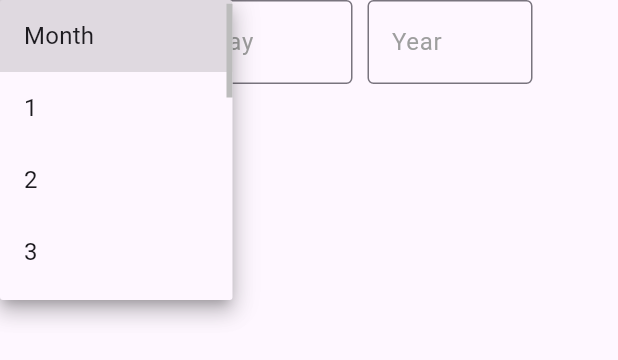
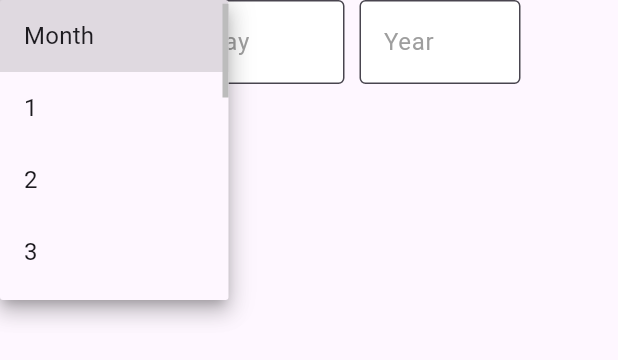
Before and after one commit to ryanwei469/AthletiMate, a Flutter app: the CustomDropdown widget shown alone on an empty page, opened directly with empty values, after a tap on "Month", on a phone screen of 412 x 824 dp. Shown: the top 360 px of the screen. Run offline on Flutter 3.47's test engine with Material 3 defaults, Android fonts, the light colour scheme and no system bars; our stand-ins replace google_maps_flutter; statements that could not run were skipped.

Commit message:
solved error for custom components

```diff
--- a/lib/components/customDropdown.dart
+++ b/lib/components/customDropdown.dart
@@ -1,9 +1,9 @@
 import 'package:flutter/material.dart';
 
-class CustomDropdown extends StatefulWidget{
+class CustomDropdown extends StatefulWidget {
   const CustomDropdown({super.key, required this.onDateOfBirthSelected});
 
-  final ValueChanged<Map<String, String>> onDateOfBirthSelected; // Callback for DOB
+  final ValueChanged<Map<String, String>> onDateOfBirthSelected;
 
   @override
   State<CustomDropdown> createState() => _CustomDropdownState();
@@ -11,7 +11,21 @@ class CustomDropdown extends StatefulWidget{
 
 class _CustomDropdownState extends State<CustomDropdown> {
   String selectedMonth = "Month";
-  final monthList = ["Month","1", "2", "3", "4", "5", "6", "7", "8", "9", "10", "11", "12"];
+  final monthList = [
+    "Month",
+    "1",
+    "2",
+    "3",
+    "4",
+    "5",
+    "6",
+    "7",
+    "8",
+    "9",
+    "10",
+    "11",
+    "12"
+  ];
 
   TextEditingController _dayController = TextEditingController();
   TextEditingController _yearController = TextEditingController();
@@ -26,102 +40,97 @@ class _CustomDropdownState extends State<CustomDropdown> {
 
   @override
   Widget build(BuildContext context) {
+    final screenWidth = MediaQuery.of(context).size.width;
+    final fieldWidth = (screenWidth - 60) / 3; // Adjust for padding and spacing
+
     return Row(
       children: [
         Container(
-          width: 120,
-          padding: EdgeInsets.only(right: 5),
+          width: fieldWidth,
+          padding: const EdgeInsets.only(right: 5),
           child: DropdownButtonFormField(
             value: selectedMonth,
-              items: monthList.map((e) => DropdownMenuItem(
+            items: monthList
+                .map(
+                  (e) => DropdownMenuItem(
                     value: e,
                     child: Text(
                       e,
-                  style: TextStyle(
-                    fontWeight: FontWeight.normal
+                      style: TextStyle(fontWeight: FontWeight.normal),
                     ),
                   ),
-              )).toList(),
-              onChanged: (val){
+                )
+                .toList(),
+            onChanged: (val) {
               setState(() {
                 selectedMonth = val as String;
-
-                  // Notify parent of the selected Month
                 _notifyParent();
               });
             },
-              icon: Icon(
+            icon: const Icon(
               Icons.keyboard_arrow_down_rounded,
               color: Colors.grey,
-                size: 24
+              size: 24,
             ),
             decoration: InputDecoration(
+              filled: true, // Set filled to true to change the background
+              fillColor: Colors.white, // Set the background color to white
               border: OutlineInputBorder(
-                  borderSide: BorderSide(width: 1),
-                  borderRadius: BorderRadius.circular(4)
-                )
+                borderSide: const BorderSide(width: 1),
+                borderRadius: BorderRadius.circular(4),
+              ),
             ),
             menuMaxHeight: 200,
           ),
         ),
         Container(
-          width: 120,
-          padding: EdgeInsets.symmetric(horizontal: 5),
+          width: fieldWidth,
+          padding: const EdgeInsets.symmetric(horizontal: 5),
           child: TextFormField(
-            validator: (value) {},
             controller: _dayController,
-            obscureText: false,
-            autocorrect: false,
-            enableSuggestions: false,
-            cursorColor: Colors.black,
             decoration: InputDecoration(
+              filled: true, // Set filled to true to change the background
+              fillColor: Colors.white, // Set the background color to white
               hintText: "Day",
               hintStyle: const TextStyle(
                 fontWeight: FontWeight.normal,
-                color: Colors.grey
+                color: Colors.grey,
               ),
               border: OutlineInputBorder(
-                borderSide: const BorderSide(
-                  width: 1, style: BorderStyle.solid
+                borderSide: const BorderSide(width: 1),
+                borderRadius: BorderRadius.circular(4),
               ),
-                borderRadius: BorderRadius.circular(4)
-              )
             ),
             keyboardType: TextInputType.number,
-            onChanged: (val){
+            onChanged: (val) {
               _notifyParent();
             },
-          )
+          ),
         ),
         Container(
-          width: 120,
-          padding: EdgeInsets.symmetric(horizontal: 5),
+          width: fieldWidth,
+          padding: const EdgeInsets.symmetric(horizontal: 5),
           child: TextFormField(
-            validator: (value) {},
             controller: _yearController,
-            obscureText: false,
-            autocorrect: false,
-            enableSuggestions: false,
-            cursorColor: Colors.black,
             decoration: InputDecoration(
+              filled: true, // Set filled to true to change the background
+              fillColor: Colors.white, // Set the background color to white
               hintText: "Year",
               hintStyle: const TextStyle(
                 fontWeight: FontWeight.normal,
-                color: Colors.grey
+                color: Colors.grey,
               ),
               border: OutlineInputBorder(
-                borderSide: const BorderSide(
-                  width: 1, style: BorderStyle.solid
+                borderSide: const BorderSide(width: 1),
+                borderRadius: BorderRadius.circular(4),
               ),
-                borderRadius: BorderRadius.circular(4)
-              )
             ),
             keyboardType: TextInputType.number,
-            onChanged: (val){
+            onChanged: (val) {
               _notifyParent();
             },
-          )
-        )
+          ),
+        ),
       ],
     );
   }
--- a/lib/components/customSelection.dart
+++ b/lib/components/customSelection.dart
@@ -1,6 +1,6 @@
 import 'package:flutter/material.dart';
 
-class CustomSelection extends StatefulWidget{
+class CustomSelection extends StatefulWidget {
   const CustomSelection({super.key, required this.onSelectionChanged});
 
   final ValueChanged<List<String>> onSelectionChanged; // Callback for selected sports
@@ -10,9 +10,11 @@ class CustomSelection extends StatefulWidget{
 }
 
 class _CustomSelectionState extends State<CustomSelection> {
-  var sports = ["Golf", "Basketball", "Soccer",
-                "Bowling", "Padel", "Tennis",
-                "Badminton", "Volleyball", "Others"];
+  var sports = [
+    "Golf", "Basketball", "Soccer",
+    "Bowling", "Padel", "Tennis",
+    "Badminton", "Volleyball", "Others"
+  ];
 
   // List to keep track of selected items
   List<bool> _selectedSports = List.generate(9, (index) => false);
@@ -33,15 +35,15 @@ class _CustomSelectionState extends State<CustomSelection> {
       child: GridView.builder(
         gridDelegate: const SliverGridDelegateWithMaxCrossAxisExtent(
           maxCrossAxisExtent: 140,
-          childAspectRatio: 4/2,
+          childAspectRatio: 4 / 2,
           crossAxisSpacing: 15,
           mainAxisSpacing: 20
         ),
         itemCount: sports.length,
-        itemBuilder: (count, index){
+        itemBuilder: (count, index) {
           return GestureDetector(
             child: InkWell(
-              onTap: (){
+              onTap: () {
                 setState(() {
                   // Toggle the selection state of the tapped item
                   _selectedSports[index] = !_selectedSports[index];
@@ -53,19 +55,25 @@ class _CustomSelectionState extends State<CustomSelection> {
               child: Container(
                 decoration: BoxDecoration(
                   borderRadius: BorderRadius.circular(20),
-                  color: _selectedSports[index] ? Colors.blue : Colors.grey[300],
+                  color: _selectedSports[index] ? Colors.white : Colors.grey[200], // White background for selected
+                  border: Border.all(
+                    color: _selectedSports[index] ? Colors.blue : Colors.grey, // Blue border for selected
+                    width: 2,
+                  ),
                 ),
                 child: Center(
-                  child: Text(sports[index],
+                  child: Text(
+                    sports[index],
                     style: TextStyle(
-                      color: _selectedSports[index] ? Colors.white : Colors.black,
+                      color: _selectedSports[index] ? Colors.blue : Colors.black, // Blue text for selected
                     ),
-                  )
+                  ),
                 ),
               ),
             ),
           );
-        }),
+        },
+      ),
     );
   }
 }
```
Lines whose indentation alone changed are shown as unchanged.
